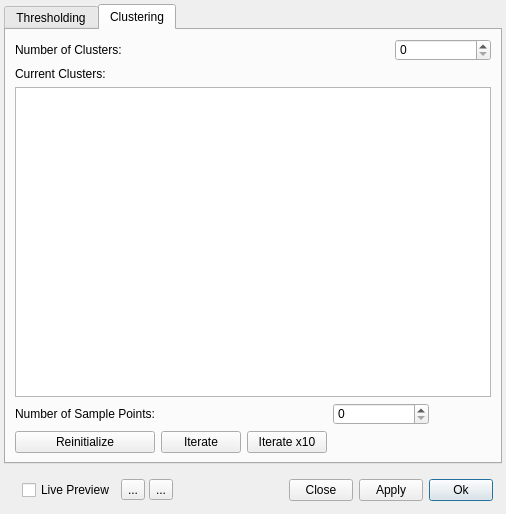
First picture: the form in GUI/Qt/Windows/SpeedImageDialog.ui, repository pyushkevich/itksnap, before the edit.
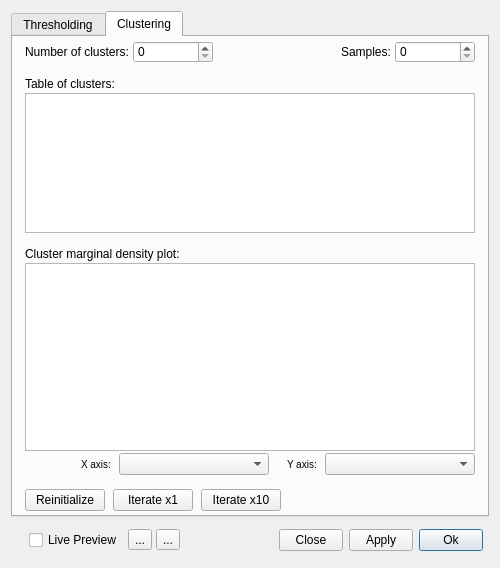
Second picture: the form after the edit. Icons and pictures are not drawn. Custom widgets are drawn as their Qt base class.

Commit message: Implemented a nice plot in the cluster window, also added histogram to the thresholding mode

What changed in the file:
```diff
--- a/GUI/Qt/Windows/SpeedImageDialog.ui
+++ b/GUI/Qt/Windows/SpeedImageDialog.ui
@@ -6,8 +6,8 @@
    <rect>
     <x>0</x>
     <y>0</y>
-    <width>506</width>
-    <height>514</height>
+    <width>500</width>
+    <height>568</height>
    </rect>
   </property>
   <property name="windowTitle">
@@ -19,9 +19,6 @@
 }</string>
   </property>
   <layout class="QVBoxLayout" name="verticalLayout">
-   <property name="margin">
-    <number>4</number>
-   </property>
    <item>
     <widget class="QStackedWidget" name="stack">
      <property name="currentIndex">
@@ -46,13 +43,13 @@
           </attribute>
           <layout class="QGridLayout" name="gridLayout">
            <property name="leftMargin">
-            <number>20</number>
+            <number>12</number>
            </property>
            <property name="topMargin">
             <number>4</number>
            </property>
            <property name="rightMargin">
-            <number>20</number>
+            <number>12</number>
            </property>
            <property name="bottomMargin">
             <number>4</number>
@@ -290,62 +287,133 @@
           <attribute name="title">
            <string>Clustering</string>
           </attribute>
-          <layout class="QGridLayout" name="gridLayout_2">
-           <item row="5" column="1" colspan="2">
-            <widget class="QPushButton" name="btnIterate">
-             <property name="text">
-              <string>Iterate</string>
-             </property>
+          <layout class="QVBoxLayout" name="verticalLayout_8">
+           <property name="spacing">
+            <number>2</number>
+           </property>
+           <property name="leftMargin">
+            <number>12</number>
+           </property>
+           <property name="topMargin">
+            <number>4</number>
+           </property>
+           <property name="rightMargin">
+            <number>12</number>
+           </property>
+           <property name="bottomMargin">
+            <number>4</number>
+           </property>
+           <item>
+            <widget class="QWidget" name="widget_6" native="true">
+             <layout class="QHBoxLayout" name="horizontalLayout_6">
+              <property name="spacing">
+               <number>4</number>
+              </property>
+              <property name="margin">
+               <number>0</number>
+              </property>
+              <item>
+               <widget class="QLabel" name="label_10">
+                <property name="text">
+                 <string>Number of clusters:</string>
+                </property>
+               </widget>
+              </item>
+              <item>
+               <widget class="QSpinBox" name="inNumClusters">
+                <property name="minimumSize">
+                 <size>
+                  <width>80</width>
+                  <height>0</height>
+                 </size>
+                </property>
+                <property name="maximumSize">
+                 <size>
+                  <width>80</width>
+                  <height>16777215</height>
+                 </size>
+                </property>
+                <property name="keyboardTracking">
+                 <bool>false</bool>
+                </property>
+               </widget>
+              </item>
+              <item>
+               <spacer name="horizontalSpacer_3">
+                <property name="orientation">
+                 <enum>Qt::Horizontal</enum>
+                </property>
+                <property name="sizeHint" stdset="0">
+                 <size>
+                  <width>40</width>
+                  <height>20</height>
+                 </size>
+                </property>
+               </spacer>
+              </item>
+              <item>
+               <widget class="QLabel" name="label_12">
+                <property name="text">
+                 <string>Samples:</string>
+                </property>
+               </widget>
+              </item>
+              <item>
+               <widget class="QSpinBox" name="inNumSamples">
+                <property name="minimumSize">
+                 <size>
+                  <width>80</width>
+                  <height>0</height>
+                 </size>
+                </property>
+                <property name="maximumSize">
+                 <size>
+                  <width>80</width>
+                  <height>16777215</height>
+                 </size>
+                </property>
+                <property name="correctionMode">
+                 <enum>QAbstractSpinBox::CorrectToNearestValue</enum>
+                </property>
+                <property name="keyboardTracking">
+                 <bool>false</bool>
+                </property>
+               </widget>
+              </item>
+             </layout>
             </widget>
            </item>
-           <item row="2" column="0">
+           <item>
+            <spacer name="verticalSpacer_12">
+             <property name="orientation">
+              <enum>Qt::Vertical</enum>
+             </property>
+             <property name="sizeType">
+              <enum>QSizePolicy::Fixed</enum>
+             </property>
+             <property name="sizeHint" stdset="0">
+              <size>
+               <width>20</width>
+               <height>12</height>
+              </size>
+             </property>
+            </spacer>
+           </item>
+           <item>
             <widget class="QLabel" name="label_11">
              <property name="text">
-              <string>Current Clusters:</string>
+              <string>Table of clusters:</string>
              </property>
             </widget>
            </item>
-           <item row="0" column="0" colspan="2">
-            <widget class="QLabel" name="label_10">
-             <property name="text">
-              <string>Number of Clusters:</string>
-             </property>
-            </widget>
-           </item>
-           <item row="5" column="4">
-            <spacer name="horizontalSpacer_2">
-             <property name="orientation">
-              <enum>Qt::Horizontal</enum>
-             </property>
-             <property name="sizeHint" stdset="0">
-              <size>
-               <width>40</width>
-               <height>20</height>
-              </size>
-             </property>
-            </spacer>
-           </item>
-           <item row="0" column="4" alignment="Qt::AlignRight">
-            <widget class="QSpinBox" name="inNumClusters">
-             <property name="minimumSize">
-              <size>
-               <width>96</width>
-               <height>0</height>
-              </size>
-             </property>
-             <property name="maximumSize">
-              <size>
-               <width>128</width>
-               <height>16777215</height>
-              </size>
-             </property>
-             <property name="keyboardTracking">
-              <bool>false</bool>
-             </property>
-            </widget>
-           </item>
-           <item row="3" column="0" colspan="5">
+           <item>
             <widget class="QTableView" name="tblClusters">
+             <property name="maximumSize">
+              <size>
+               <width>16777215</width>
+               <height>140</height>
+              </size>
+             </property>
              <property name="styleSheet">
               <string notr="true">font-size:11px;</string>
              </property>
@@ -363,47 +431,222 @@
              </attribute>
             </widget>
            </item>
-           <item row="5" column="0">
-            <widget class="QPushButton" name="btnReinitialize">
+           <item>
+            <spacer name="verticalSpacer_13">
+             <property name="orientation">
+              <enum>Qt::Vertical</enum>
+             </property>
+             <property name="sizeType">
+              <enum>QSizePolicy::Fixed</enum>
+             </property>
+             <property name="sizeHint" stdset="0">
+              <size>
+               <width>20</width>
+               <height>12</height>
+              </size>
+             </property>
+            </spacer>
+           </item>
+           <item>
+            <widget class="QLabel" name="label_15">
              <property name="text">
-              <string>Reinitialize</string>
+              <string>Cluster marginal density plot:</string>
              </property>
             </widget>
            </item>
-           <item row="4" column="0">
-            <widget class="QLabel" name="label_12">
-             <property name="text">
-              <string>Number of Sample Points:</string>
+           <item>
+            <widget class="QFrame" name="frame_2">
+             <property name="sizePolicy">
+              <sizepolicy hsizetype="Preferred" vsizetype="Preferred">
+               <horstretch>0</horstretch>
+               <verstretch>1</verstretch>
+              </sizepolicy>
              </property>
+             <property name="frameShape">
+              <enum>QFrame::StyledPanel</enum>
+             </property>
+             <property name="frameShadow">
+              <enum>QFrame::Raised</enum>
+             </property>
+             <layout class="QVBoxLayout" name="verticalLayout_5">
+              <property name="margin">
+               <number>0</number>
+              </property>
+              <item>
+               <widget class="QtVTKRenderWindowBox" name="viewClustering" native="true">
+                <property name="sizePolicy">
+                 <sizepolicy hsizetype="Preferred" vsizetype="Minimum">
+                  <horstretch>0</horstretch>
+                  <verstretch>2</verstretch>
+                 </sizepolicy>
+                </property>
+                <property name="minimumSize">
+                 <size>
+                  <width>40</width>
+                  <height>120</height>
+                 </size>
+                </property>
+                <property name="styleSheet">
+                 <string notr="true">background-color:white;</string>
+                </property>
+               </widget>
+              </item>
+             </layout>
             </widget>
            </item>
-           <item row="5" column="3">
-            <widget class="QPushButton" name="btnIterateTen">
-             <property name="text">
-              <string>Iterate x10</string>
+           <item>
+            <widget class="QWidget" name="widget_5" native="true">
+             <property name="styleSheet">
+              <string notr="true">font-size:10px;</string>
              </property>
+             <layout class="QHBoxLayout" name="horizontalLayout_5">
+              <property name="spacing">
+               <number>8</number>
+              </property>
+              <property name="margin">
+               <number>0</number>
+              </property>
+              <item>
+               <spacer name="horizontalSpacer_6">
+                <property name="orientation">
+                 <enum>Qt::Horizontal</enum>
+                </property>
+                <property name="sizeHint" stdset="0">
+                 <size>
+                  <width>5</width>
+                  <height>20</height>
+                 </size>
+                </property>
+               </spacer>
+              </item>
+              <item>
+               <widget class="QLabel" name="label_13">
+                <property name="text">
+                 <string>X axis:</string>
+                </property>
+               </widget>
+              </item>
+              <item>
+               <widget class="QComboBox" name="inClusterXComponent">
+                <property name="sizePolicy">
+                 <sizepolicy hsizetype="Preferred" vsizetype="Fixed">
+                  <horstretch>1</horstretch>
+                  <verstretch>0</verstretch>
+                 </sizepolicy>
+                </property>
+                <property name="maximumSize">
+                 <size>
+                  <width>150</width>
+                  <height>16777215</height>
+                 </size>
+                </property>
+               </widget>
+              </item>
+              <item>
+               <spacer name="horizontalSpacer_5">
+                <property name="orientation">
+                 <enum>Qt::Horizontal</enum>
+                </property>
+                <property name="sizeType">
+                 <enum>QSizePolicy::Fixed</enum>
+                </property>
+                <property name="sizeHint" stdset="0">
+                 <size>
+                  <width>10</width>
+                  <height>20</height>
+                 </size>
+                </property>
+               </spacer>
+              </item>
+              <item>
+               <widget class="QLabel" name="label_14">
+                <property name="text">
+                 <string>Y axis:</string>
+                </property>
+               </widget>
+              </item>
+              <item>
+               <widget class="QComboBox" name="inClusterYComponent">
+                <property name="sizePolicy">
+                 <sizepolicy hsizetype="Preferred" vsizetype="Fixed">
+                  <horstretch>1</horstretch>
+                  <verstretch>0</verstretch>
+                 </sizepolicy>
+                </property>
+                <property name="maximumSize">
+                 <size>
+                  <width>150</width>
+                  <height>16777215</height>
+                 </size>
+                </property>
+                <property name="baseSize">
+                 <size>
+                  <width>0</width>
+                  <height>0</height>
+                 </size>
+                </property>
+               </widget>
+              </item>
+             </layout>
             </widget>
            </item>
-           <item row="4" column="4">
-            <widget class="QSpinBox" name="inNumSamples">
-             <property name="minimumSize">
-              <size>
-               <width>96</width>
-               <height>0</height>
-              </size>
+           <item>
+            <spacer name="verticalSpacer_14">
+             <property name="orientation">
+              <enum>Qt::Vertical</enum>
              </property>
-             <property name="maximumSize">
+             <property name="sizeHint" stdset="0">
               <size>
-               <width>96</width>
-               <height>16777215</height>
+               <width>20</width>
+               <height>12</height>
               </size>
              </property>
-             <property name="correctionMode">
-              <enum>QAbstractSpinBox::CorrectToNearestValue</enum>
-             </property>
-             <property name="keyboardTracking">
-              <bool>false</bool>
-             </property>
+            </spacer>
+           </item>
+           <item>
+            <widget class="QWidget" name="widget_2" native="true">
+             <layout class="QHBoxLayout" name="horizontalLayout_3">
+              <property name="spacing">
+               <number>8</number>
+              </property>
+              <property name="margin">
+               <number>0</number>
+              </property>
+              <item>
+               <widget class="QPushButton" name="btnReinitialize">
+                <property name="text">
+                 <string>Reinitialize</string>
+                </property>
+               </widget>
+              </item>
+              <item>
+               <widget class="QPushButton" name="btnIterate">
+                <property name="text">
+                 <string>Iterate x1</string>
+                </property>
+               </widget>
+              </item>
+              <item>
+               <widget class="QPushButton" name="btnIterateTen">
+                <property name="text">
+                 <string>Iterate x10</string>
+                </property>
+               </widget>
+              </item>
+              <item>
+               <spacer name="horizontalSpacer_2">
+                <property name="orientation">
+                 <enum>Qt::Horizontal</enum>
+                </property>
+                <property name="sizeHint" stdset="0">
+                 <size>
+                  <width>40</width>
+                  <height>20</height>
+                 </size>
+                </property>
+               </spacer>
+              </item>
+             </layout>
             </widget>
            </item>
           </layout>
@@ -601,6 +844,15 @@
       <property name="leftMargin">
        <number>18</number>
       </property>
+      <property name="topMargin">
+       <number>6</number>
+      </property>
+      <property name="rightMargin">
+       <number>6</number>
+      </property>
+      <property name="bottomMargin">
+       <number>6</number>
+      </property>
       <item>
        <widget class="QWidget" name="widget_4" native="true">
         <layout class="QVBoxLayout" name="verticalLayout_3">
```
The commit also changes 32 other files.
